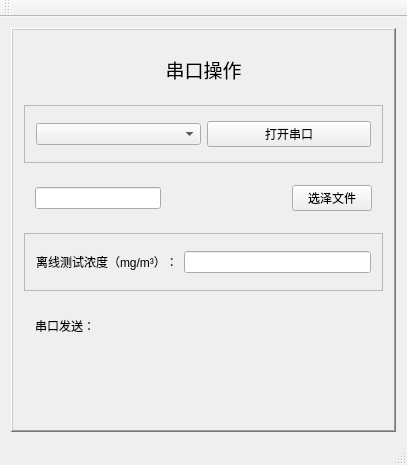
Before: the Qt Designer form SerialPort/SerialPort.ui in adum-create/serial-port, drawn with Qt 5.
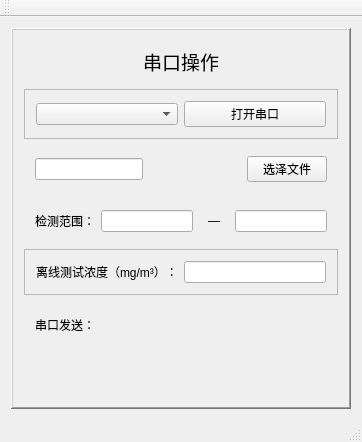
After: the same form once the commit is applied.

Commit message: 增加可以调节检测浓度范围部分

Patch:
```diff
--- a/SerialPort/SerialPort.ui
+++ b/SerialPort/SerialPort.ui
@@ -6,15 +6,15 @@
    <rect>
     <x>0</x>
     <y>0</y>
-    <width>407</width>
-    <height>465</height>
+    <width>362</width>
+    <height>442</height>
    </rect>
   </property>
   <property name="windowTitle">
    <string>SerialPort</string>
   </property>
   <widget class="QWidget" name="centralWidget">
-   <layout class="QHBoxLayout" name="horizontalLayout_2">
+   <layout class="QHBoxLayout" name="horizontalLayout_4">
     <item>
      <widget class="QFrame" name="frame_3">
       <property name="frameShape">
@@ -88,6 +88,44 @@
          </layout>
         </widget>
        </item>
+       <item>
+        <widget class="QWidget" name="widget_3" native="true">
+         <layout class="QHBoxLayout" name="horizontalLayout_2">
+          <item>
+           <widget class="QLabel" name="label">
+            <property name="text">
+             <string>检测范围：</string>
+            </property>
+           </widget>
+          </item>
+          <item>
+           <widget class="QLineEdit" name="lineEdit_min"/>
+          </item>
+          <item>
+           <widget class="QLabel" name="label_2">
+            <property name="minimumSize">
+             <size>
+              <width>30</width>
+              <height>0</height>
+             </size>
+            </property>
+            <property name="maximumSize">
+             <size>
+              <width>30</width>
+              <height>16777215</height>
+             </size>
+            </property>
+            <property name="text">
+             <string>&lt;html&gt;&lt;head/&gt;&lt;body&gt;&lt;p align=&quot;center&quot;&gt;—&lt;/p&gt;&lt;/body&gt;&lt;/html&gt;</string>
+            </property>
+           </widget>
+          </item>
+          <item>
+           <widget class="QLineEdit" name="lineEdie_max"/>
+          </item>
+         </layout>
+        </widget>
+       </item>
        <item>
         <widget class="QFrame" name="frame_19">
          <property name="frameShape">
```
Left out of the diff: 2 changed lines with no effect on the pictures. The commit also changes 2 other files.
